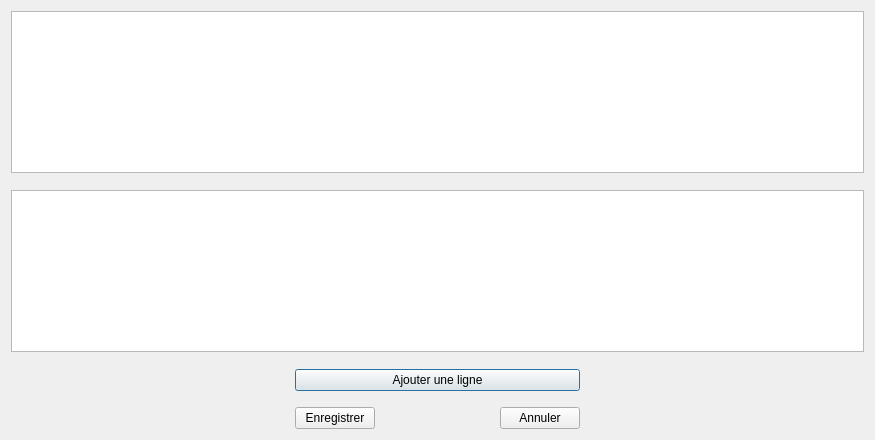
Qt form dialoginsertionremi.ui (LouisVraie/dbManagerApp) before a commit.
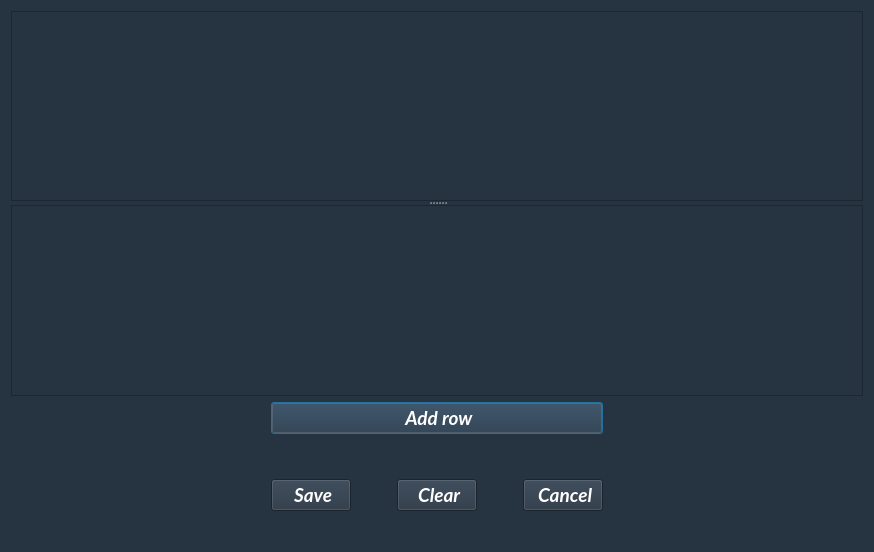
The same form after that commit. Icons and pictures are not drawn.

Diff of the .ui file:
```diff
--- a/dialoginsertionremi.ui
+++ b/dialoginsertionremi.ui
@@ -6,17 +6,27 @@
    <rect>
     <x>0</x>
     <y>0</y>
-    <width>875</width>
-    <height>440</height>
+    <width>873</width>
+    <height>552</height>
    </rect>
   </property>
   <property name="windowTitle">
    <string>Insertion</string>
   </property>
+  <property name="windowIcon">
+   <iconset resource="images.qrc">
+    <normaloff>:/images/images/logo_app_1.png</normaloff>:/images/images/logo_app_1.png</iconset>
+  </property>
+  <property name="styleSheet">
+   <string notr="true">background-color: rgb(38, 51, 65);
+color: rgb(255, 255, 255);</string>
+  </property>
   <layout class="QVBoxLayout" name="verticalLayout_3">
    <item>
-    <layout class="QVBoxLayout" name="verticalLayout_2">
-     <item>
+    <widget class="QSplitter" name="splitter">
+     <property name="orientation">
+      <enum>Qt::Vertical</enum>
+     </property>
       <widget class="QTableWidget" name="tableWidgetInsertion">
        <property name="minimumSize">
         <size>
@@ -24,36 +34,14 @@
          <height>0</height>
         </size>
        </property>
-      </widget>
-     </item>
+      <attribute name="verticalHeaderVisible">
+       <bool>false</bool>
+      </attribute>
+     </widget>
+     <widget class="QWidget" name="layoutWidget">
+      <layout class="QVBoxLayout" name="verticalLayout_2">
      <item>
-      <spacer name="verticalSpacer_2">
-       <property name="orientation">
-        <enum>Qt::Vertical</enum>
-       </property>
-       <property name="sizeHint" stdset="0">
-        <size>
-         <width>20</width>
-         <height>40</height>
-        </size>
-       </property>
-      </spacer>
-     </item>
-     <item>
-      <widget class="QTextEdit" name="textEditResultatError"/>
-     </item>
-     <item>
-      <spacer name="verticalSpacer_3">
-       <property name="orientation">
-        <enum>Qt::Vertical</enum>
-       </property>
-       <property name="sizeHint" stdset="0">
-        <size>
-         <width>20</width>
-         <height>40</height>
-        </size>
-       </property>
-      </spacer>
+        <widget class="QTextBrowser" name="textBrowserResultatError"/>
      </item>
      <item>
       <layout class="QHBoxLayout" name="horizontalLayout_2">
@@ -74,8 +62,27 @@
         <layout class="QVBoxLayout" name="verticalLayout">
          <item>
           <widget class="QPushButton" name="pushButtonAddLigne">
+             <property name="font">
+              <font>
+               <family>Lato</family>
+               <pointsize>14</pointsize>
+               <weight>75</weight>
+               <italic>true</italic>
+               <bold>true</bold>
+              </font>
+             </property>
            <property name="text">
-            <string>Ajouter une ligne</string>
+              <string> Add row</string>
+             </property>
+             <property name="icon">
+              <iconset resource="images.qrc">
+               <normaloff>:/images/images/logo_add_row.png</normaloff>:/images/images/logo_add_row.png</iconset>
+             </property>
+             <property name="iconSize">
+              <size>
+               <width>24</width>
+               <height>24</height>
+              </size>
            </property>
           </widget>
          </item>
@@ -96,8 +103,27 @@
           <layout class="QHBoxLayout" name="horizontalLayout">
            <item>
             <widget class="QPushButton" name="pushButtonEnregistrer">
+               <property name="font">
+                <font>
+                 <family>Lato</family>
+                 <pointsize>14</pointsize>
+                 <weight>75</weight>
+                 <italic>true</italic>
+                 <bold>true</bold>
+                </font>
+               </property>
              <property name="text">
-              <string>Enregistrer</string>
+                <string> Save</string>
+               </property>
+               <property name="icon">
+                <iconset resource="images.qrc">
+                 <normaloff>:/images/images/logo_save.png</normaloff>:/images/images/logo_save.png</iconset>
+               </property>
+               <property name="iconSize">
+                <size>
+                 <width>20</width>
+                 <height>20</height>
+                </size>
              </property>
             </widget>
            </item>
@@ -116,8 +142,60 @@
            </item>
            <item>
             <widget class="QPushButton" name="pushButtonAnnuler">
+               <property name="font">
+                <font>
+                 <family>Lato</family>
+                 <pointsize>14</pointsize>
+                 <weight>75</weight>
+                 <italic>true</italic>
+                 <bold>true</bold>
+                </font>
+               </property>
              <property name="text">
-              <string>Annuler</string>
+                <string> Clear</string>
+               </property>
+               <property name="icon">
+                <iconset resource="images.qrc">
+                 <normaloff>:/images/images/logo_delete_button_earaser.png</normaloff>:/images/images/logo_delete_button_earaser.png</iconset>
+               </property>
+               <property name="iconSize">
+                <size>
+                 <width>20</width>
+                 <height>20</height>
+                </size>
+               </property>
+              </widget>
+             </item>
+             <item>
+              <spacer name="horizontalSpacer_4">
+               <property name="orientation">
+                <enum>Qt::Horizontal</enum>
+               </property>
+               <property name="sizeHint" stdset="0">
+                <size>
+                 <width>40</width>
+                 <height>20</height>
+                </size>
+               </property>
+              </spacer>
+             </item>
+             <item>
+              <widget class="QPushButton" name="pushButtonQuitter">
+               <property name="font">
+                <font>
+                 <family>Lato</family>
+                 <pointsize>14</pointsize>
+                 <weight>75</weight>
+                 <italic>true</italic>
+                 <bold>true</bold>
+                </font>
+               </property>
+               <property name="text">
+                <string> Cancel</string>
+               </property>
+               <property name="icon">
+                <iconset resource="images.qrc">
+                 <normaloff>:/images/images/logo_close.png</normaloff>:/images/images/logo_close.png</iconset>
              </property>
             </widget>
            </item>
@@ -141,6 +219,21 @@
       </layout>
      </item>
     </layout>
+     </widget>
+    </widget>
+   </item>
+   <item>
+    <spacer name="verticalSpacer_3">
+     <property name="orientation">
+      <enum>Qt::Vertical</enum>
+     </property>
+     <property name="sizeHint" stdset="0">
+      <size>
+       <width>852</width>
+       <height>13</height>
+      </size>
+     </property>
+    </spacer>
    </item>
   </layout>
  </widget>
```
Left out of the diff: 4 changed lines with no effect on the pictures. Lines whose indentation alone changed are shown as unchanged.
